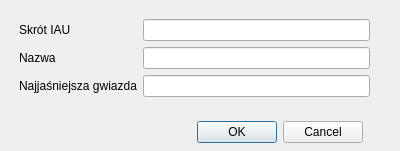
Before: the Qt Designer form application/gui/form-constellation.ui in Ztrk/database-project, drawn with Qt 5.
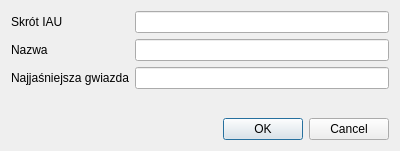
After: the same form once the commit is applied.

Commit message: Add adding constellations to database

Patch:
```diff
--- a/application/gui/form-constellation.ui
+++ b/application/gui/form-constellation.ui
@@ -13,15 +13,8 @@
   <property name="windowTitle">
    <string>Dialog</string>
   </property>
-  <widget class="QWidget" name="formLayoutWidget">
-   <property name="geometry">
-    <rect>
-     <x>19</x>
-     <y>19</y>
-     <width>351</width>
-     <height>91</height>
-    </rect>
-   </property>
+  <layout class="QVBoxLayout" name="verticalLayout">
+   <item>
    <layout class="QFormLayout" name="formLayout">
     <item row="0" column="0">
      <widget class="QLabel" name="skrotIAULabel">
@@ -51,19 +44,12 @@
      </widget>
     </item>
     <item row="2" column="1">
-     <widget class="QLineEdit" name="najjasniejszaGwiazdaLineEdit"/>
-    </item>
-   </layout>
-  </widget>
+      <widget class="QLineEdit" name="brightest_star_edit"/>
+     </item>
+    </layout>
+   </item>
+   <item>
   <widget class="QDialogButtonBox" name="buttonBox">
-   <property name="geometry">
-    <rect>
-     <x>20</x>
-     <y>120</y>
-     <width>343</width>
-     <height>25</height>
-    </rect>
-   </property>
    <property name="orientation">
     <enum>Qt::Horizontal</enum>
    </property>
@@ -71,6 +57,8 @@
     <set>QDialogButtonBox::Cancel|QDialogButtonBox::Ok</set>
    </property>
   </widget>
+   </item>
+  </layout>
  </widget>
  <resources/>
  <connections>
```
Left out of the diff: 4 changed lines with no effect on the pictures. Lines whose indentation alone changed are shown as unchanged. The commit also changes 1 other file.
